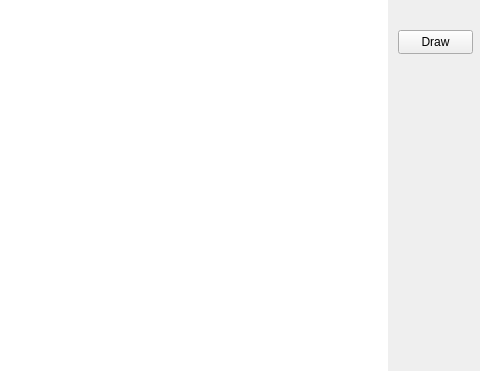
Old version of the form Qtproject/parabola/mainwindow.ui in the repository ggFrevler/c-Qt; both pictures show x 212 to 692 and y 0 to 371 of the 692 by 600 pixel window.
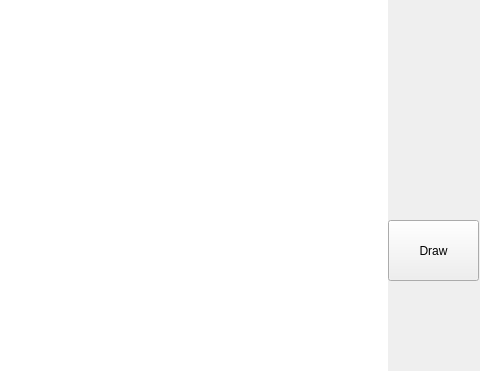
New version of the form.

The edit to the form file:
```diff
--- a/Qtproject/parabola/mainwindow.ui
+++ b/Qtproject/parabola/mainwindow.ui
@@ -17,10 +17,10 @@
    <widget class="QPushButton" name="pushButton">
     <property name="geometry">
      <rect>
-      <x>610</x>
-      <y>30</y>
-      <width>75</width>
-      <height>24</height>
+      <x>600</x>
+      <y>220</y>
+      <width>91</width>
+      <height>61</height>
      </rect>
     </property>
     <property name="text">
```
